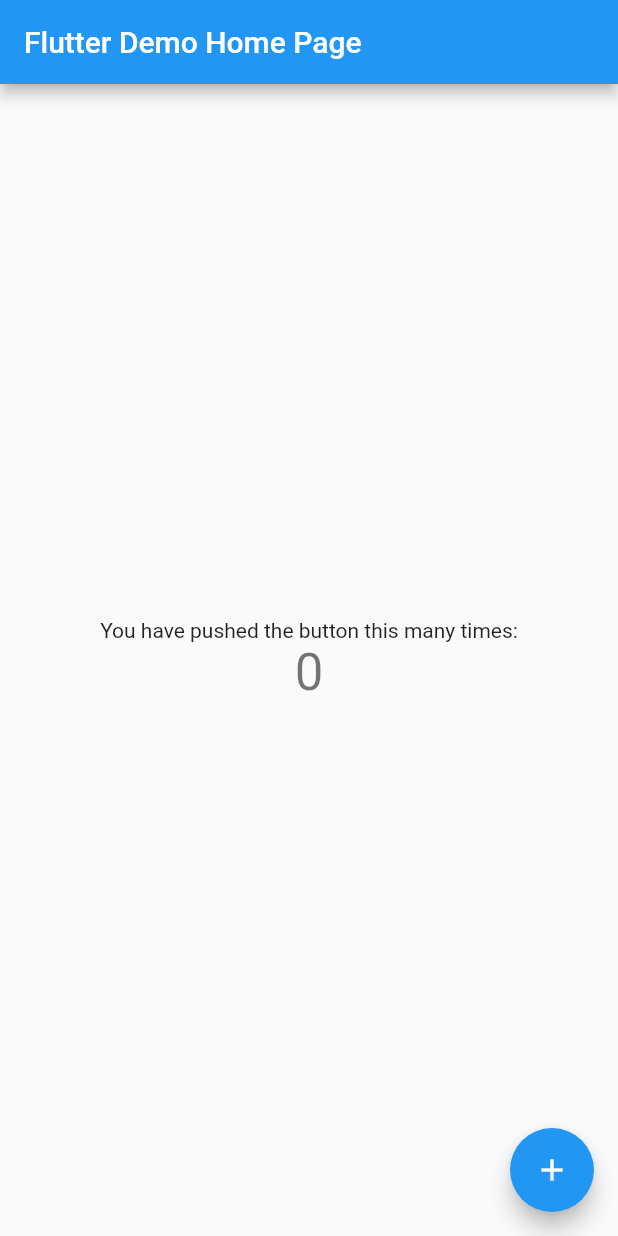
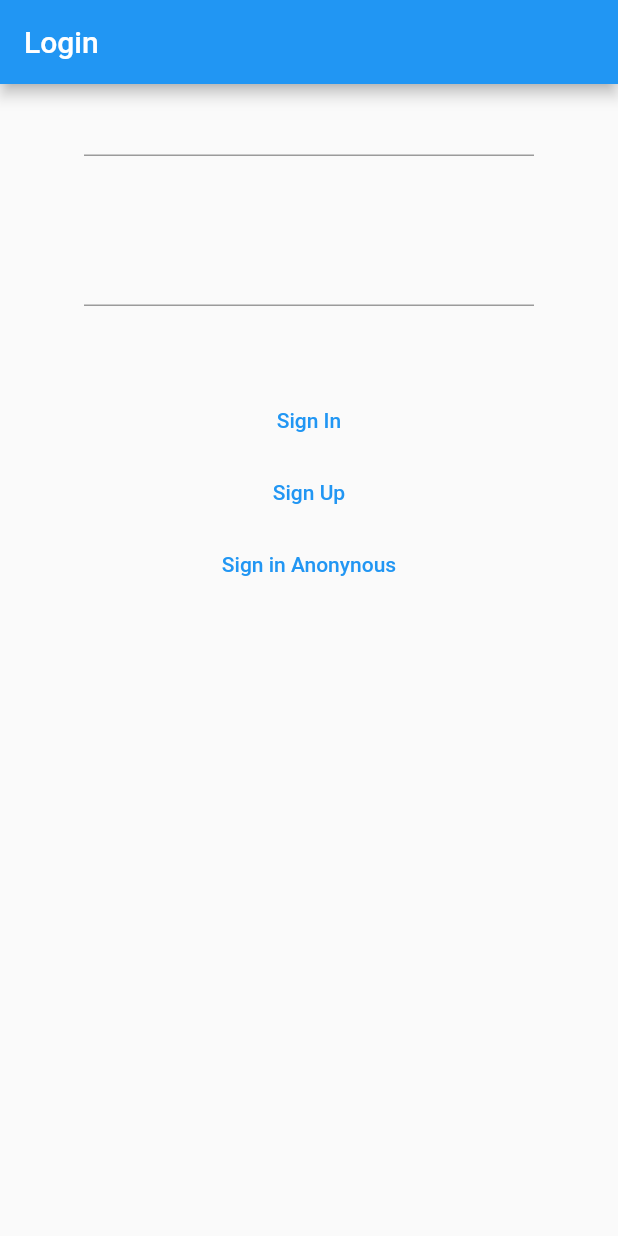
Before and after one commit to chaanto/flutter_fundamental3, a Flutter app: the screen it shows after launch, on a phone screen of 412 x 824 dp. Run offline on Flutter 3.47's test engine with Material 2 defaults, Android fonts, the phone set to English and light mode, and no system bars; our stand-ins replace firebase_auth, firebase_core; accounts and stored records are empty.

Commit message:
add firebase and auth login with anynomous and emauil, logout

```diff
--- /dev/null
+++ b/lib/login_page.dart
@@ -0,0 +1,52 @@
+import 'package:flutter/material.dart';
+import 'package:flutter_fundamental3/auth_services.dart';
+
+class LoginPage extends StatelessWidget {
+  TextEditingController emailController = TextEditingController(text: "");
+  TextEditingController passwordController = TextEditingController(text: "");
+
+  @override
+  Widget build(BuildContext context) {
+    return Scaffold(
+      appBar: AppBar(title: Text("Login")),
+      body: Center(
+        child: Column(children: <Widget>[
+          Container(
+            width: 300,
+            height: 100,
+            child: TextField(
+              controller: emailController,
+            ),
+          ),
+          Container(
+            width: 300,
+            height: 100,
+            child: TextField(
+              controller: passwordController,
+            ),
+          ),
+          TextButton(
+            child: Text('Sign In'),
+            onPressed: () async {
+              await AuthServices.signIn(
+                  emailController.text, passwordController.text);
+            },
+          ),
+          TextButton(
+            child: Text('Sign Up'),
+            onPressed: () async {
+              await AuthServices.signUp(
+                  emailController.text, passwordController.text);
+            },
+          ),
+          TextButton(
+            child: Text('Sign in Anonynous'),
+            onPressed: () async {
+              await AuthServices.signInAnonymous();
+            },
+          ),
+        ]),
+      ),
+    );
+  }
+}
--- a/lib/main.dart
+++ b/lib/main.dart
@@ -1,115 +1,26 @@
+import 'package:firebase_core/firebase_core.dart';
 import 'package:flutter/material.dart';
+import 'package:flutter_fundamental3/auth_services.dart';
+import 'package:flutter_fundamental3/wrapper.dart';
+import 'package:provider/provider.dart';
 
-void main() {
-  runApp(const MyApp());
+void main() async {
+  WidgetsFlutterBinding.ensureInitialized();
+  await Firebase.initializeApp();
+
+  runApp(MyApp());
 }
 
 class MyApp extends StatelessWidget {
-  const MyApp({Key? key}) : super(key: key);
-
-  // This widget is the root of your application.
   @override
   Widget build(BuildContext context) {
-    return MaterialApp(
-      title: 'Flutter Demo',
-      theme: ThemeData(
-        // This is the theme of your application.
-        //
-        // Try running your application with "flutter run". You'll see the
-        // application has a blue toolbar. Then, without quitting the app, try
-        // changing the primarySwatch below to Colors.green and then invoke
-        // "hot reload" (press "r" in the console where you ran "flutter run",
-        // or simply save your changes to "hot reload" in a Flutter IDE).
-        // Notice that the counter didn't reset back to zero; the application
-        // is not restarted.
-        primarySwatch: Colors.blue,
+    return StreamProvider.value(
+      value: AuthServices.firebaseUserStream,
+      initialData: null,
+      child: MaterialApp(
+        debugShowCheckedModeBanner: false,
+        home: Wrapper(),
       ),
-      home: const MyHomePage(title: 'Flutter Demo Home Page'),
     );
   }
 }
-
-class MyHomePage extends StatefulWidget {
-  const MyHomePage({Key? key, required this.title}) : super(key: key);
-
-  // This widget is the home page of your application. It is stateful, meaning
-  // that it has a State object (defined below) that contains fields that affect
-  // how it looks.
-
-  // This class is the configuration for the state. It holds the values (in this
-  // case the title) provided by the parent (in this case the App widget) and
-  // used by the build method of the State. Fields in a Widget subclass are
-  // always marked "final".
-
-  final String title;
-
-  @override
-  State<MyHomePage> createState() => _MyHomePageState();
-}
-
-class _MyHomePageState extends State<MyHomePage> {
-  int _counter = 0;
-
-  void _incrementCounter() {
-    setState(() {
-      // This call to setState tells the Flutter framework that something has
-      // changed in this State, which causes it to rerun the build method below
-      // so that the display can reflect the updated values. If we changed
-      // _counter without calling setState(), then the build method would not be
-      // called again, and so nothing would appear to happen.
-      _counter++;
-    });
-  }
-
-  @override
-  Widget build(BuildContext context) {
-    // This method is rerun every time setState is called, for instance as done
-    // by the _incrementCounter method above.
-    //
-    // The Flutter framework has been optimized to make rerunning build methods
-    // fast, so that you can just rebuild anything that needs updating rather
-    // than having to individually change instances of widgets.
-    return Scaffold(
-      appBar: AppBar(
-        // Here we take the value from the MyHomePage object that was created by
-        // the App.build method, and use it to set our appbar title.
-        title: Text(widget.title),
-      ),
-      body: Center(
-        // Center is a layout widget. It takes a single child and positions it
-        // in the middle of the parent.
-        child: Column(
-          // Column is also a layout widget. It takes a list of children and
-          // arranges them vertically. By default, it sizes itself to fit its
-          // children horizontally, and tries to be as tall as its parent.
-          //
-          // Invoke "debug painting" (press "p" in the console, choose the
-          // "Toggle Debug Paint" action from the Flutter Inspector in Android
-          // Studio, or the "Toggle Debug Paint" command in Visual Studio Code)
-          // to see the wireframe for each widget.
-          //
-          // Column has various properties to control how it sizes itself and
-          // how it positions its children. Here we use mainAxisAlignment to
-          // center the children vertically; the main axis here is the vertical
-          // axis because Columns are vertical (the cross axis would be
-          // horizontal).
-          mainAxisAlignment: MainAxisAlignment.center,
-          children: <Widget>[
-            const Text(
-              'You have pushed the button this many times:',
-            ),
-            Text(
-              '$_counter',
-              style: Theme.of(context).textTheme.headline4,
-            ),
-          ],
-        ),
-      ),
-      floatingActionButton: FloatingActionButton(
-        onPressed: _incrementCounter,
-        tooltip: 'Increment',
-        child: const Icon(Icons.add),
-      ), // This trailing comma makes auto-formatting nicer for build methods.
-    );
-  }
-}
--- /dev/null
+++ b/lib/wrapper.dart
@@ -0,0 +1,13 @@
+import 'package:firebase_auth/firebase_auth.dart';
+import 'package:flutter/material.dart';
+import 'package:flutter_fundamental3/login_page.dart';
+import 'package:flutter_fundamental3/main_page.dart';
+import 'package:provider/provider.dart';
+
+class Wrapper extends StatelessWidget {
+  @override
+  Widget build(BuildContext context) {
+    User? user = Provider.of<User?>(context);
+    return (user == null) ? LoginPage() : MainPage(user);
+  }
+}
```
Also changed, not shown: lib/auth_services.dart (added, +53 -0 lines), lib/main_page.dart (added, +25 -0 lines), pubspec.yaml (+6 -19 lines), pubspec.lock, 4 other files.
